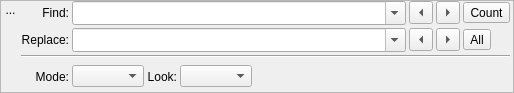
Qt form src/Sigil/Form_Files/FindReplace.ui (Sigil-Ebook/Sigil) before a commit.
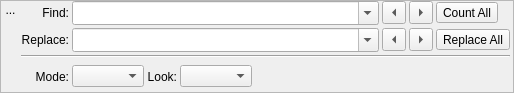
The same form after that commit. Icons and pictures are not drawn.

```diff
--- a/src/Sigil/Form_Files/FindReplace.ui
+++ b/src/Sigil/Form_Files/FindReplace.ui
@@ -174,7 +174,7 @@
            <string notr="true"/>
           </property>
           <property name="text">
-           <string>Count</string>
+           <string>Count All</string>
           </property>
          </widget>
         </item>
@@ -245,7 +245,7 @@
            <string notr="true"/>
           </property>
           <property name="text">
-           <string>All</string>
+           <string>Replace All</string>
           </property>
          </widget>
         </item>
```
Left out of the diff: 13 changed lines with no effect on the pictures.
